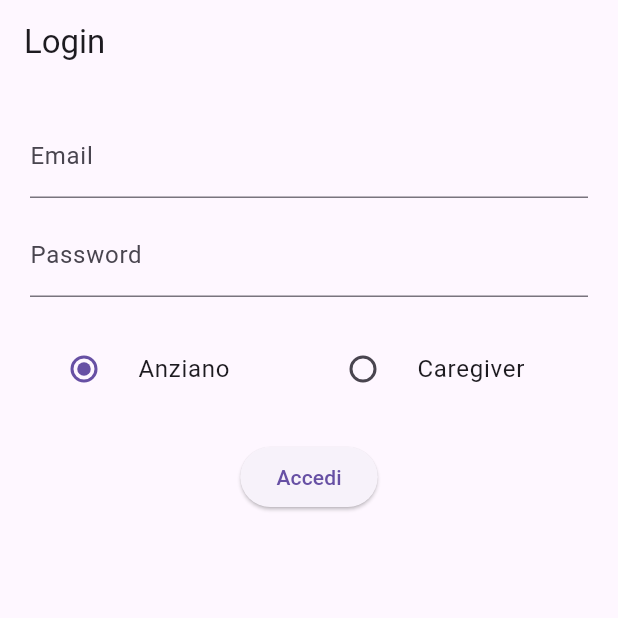
After one commit to Lucacpt/WellYess, a Flutter app: the screen it shows after launch, on a phone screen of 412 x 824 dp, the top half of it. The commit adds this screen. Run offline on Flutter 3.47's test engine with Material 3 defaults, Android fonts, the phone set to English and light mode, and no system bars; our stand-ins replace flutter_svg.

Commit message:
added a first example of login page

```diff
--- a/wellyess/lib/main.dart
+++ b/wellyess/lib/main.dart
@@ -1,5 +1,8 @@
 import 'package:flutter/material.dart';
-import 'screens/homepage.dart'; // Assicurati che questo file esista nella cartella lib/
+import 'package:wellyess/services/auth_service.dart';
+import 'package:wellyess/screens/homepage.dart';
+import 'package:wellyess/screens/login_page.dart';
+import 'package:wellyess/screens/profilo_caregiver.dart';
 
 void main() {
   runApp(const MyApp());
@@ -7,17 +10,19 @@ void main() {
 
 class MyApp extends StatelessWidget {
   const MyApp({super.key});
-
   @override
   Widget build(BuildContext context) {
+    final startPage = AuthService.isLoggedIn
+        ? (AuthService.currentUser == UserType.elder
+            ? const HomePage()
+            : const CaregiverProfilePage())
+        : const LoginPage();
+
     return MaterialApp(
-      title: 'Progetto IUM',
+      title: 'WellYess',
       debugShowCheckedModeBanner: false,
-      theme: ThemeData(
-        colorScheme: ColorScheme.fromSeed(seedColor: Colors.green),
-        useMaterial3: true, // Opzionale, per lo stile Material 3
-      ),
-      home: HomePage(), // HomePage deve essere definita in homepage.dart
+      theme: ThemeData(useMaterial3: true),
+      home: startPage,
     );
   }
 }
--- /dev/null
+++ b/wellyess/lib/screens/login_page.dart
@@ -0,0 +1,68 @@
+import 'package:flutter/material.dart';
+import 'package:wellyess/services/auth_service.dart';
+import 'package:wellyess/screens/homepage.dart';
+import 'package:wellyess/screens/profilo_caregiver.dart';
+
+class LoginPage extends StatefulWidget {
+  const LoginPage({Key? key}) : super(key: key);
+  @override
+  _LoginPageState createState() => _LoginPageState();
+}
+
+class _LoginPageState extends State<LoginPage> {
+  final _emailCtrl = TextEditingController();
+  final _passCtrl = TextEditingController();
+  UserType _selected = UserType.elder;
+  bool _loading = false;
+
+  @override
+  Widget build(BuildContext context) {
+    return Scaffold(
+      appBar: AppBar(title: const Text('Login')),
+      body: Padding(
+        padding: const EdgeInsets.all(20),
+        child: Column(children: [
+          TextField(controller: _emailCtrl, decoration: const InputDecoration(labelText: 'Email')),
+          const SizedBox(height: 10),
+          TextField(controller: _passCtrl, obscureText: true, decoration: const InputDecoration(labelText: 'Password')),
+          const SizedBox(height: 20),
+          Row(
+            children: UserType.values.map((t) {
+              final label = t == UserType.elder ? 'Anziano' : 'Caregiver';
+              return Expanded(
+                child: RadioListTile<UserType>(
+                  title: Text(label), value: t, groupValue: _selected,
+                  onChanged: (v) => setState(() => _selected = v!),
+                ),
+              );
+            }).toList(),
+          ),
+          const SizedBox(height: 20),
+          _loading
+              ? const CircularProgressIndicator()
+              : ElevatedButton(
+                  onPressed: () async {
+                    setState(() => _loading = true);
+                    final ok = await AuthService.login(_emailCtrl.text, _passCtrl.text, _selected);
+                    setState(() => _loading = false);
+                    if (ok) {
+                      if (_selected == UserType.elder) {
+                        Navigator.pushReplacement(
+                          context,
+                          MaterialPageRoute(builder: (_) => const HomePage()),
+                        );
+                      } else {
+                        Navigator.pushReplacement(
+                          context,
+                          MaterialPageRoute(builder: (_) => const CaregiverProfilePage()),
+                        );
+                      }
+                    }
+                  },
+                  child: const Text('Accedi'),
+                ),
+        ]),
+      ),
+    );
+  }
+}
--- /dev/null
+++ b/wellyess/lib/services/auth_service.dart
@@ -0,0 +1,18 @@
+enum UserType { elder, caregiver }
+
+class AuthService {
+  static UserType? _currentUser;
+  static bool get isLoggedIn => _currentUser != null;
+  static UserType? get currentUser => _currentUser;
+
+  /// Simula login: in un’app reale qui fai la chiamata a backend/Firebase
+  static Future<bool> login(String email, String password, UserType type) async {
+    await Future.delayed(const Duration(seconds: 1));
+    _currentUser = type;
+    return true;
+  }
+
+  static void logout() {
+    _currentUser = null;
+  }
+}
```
